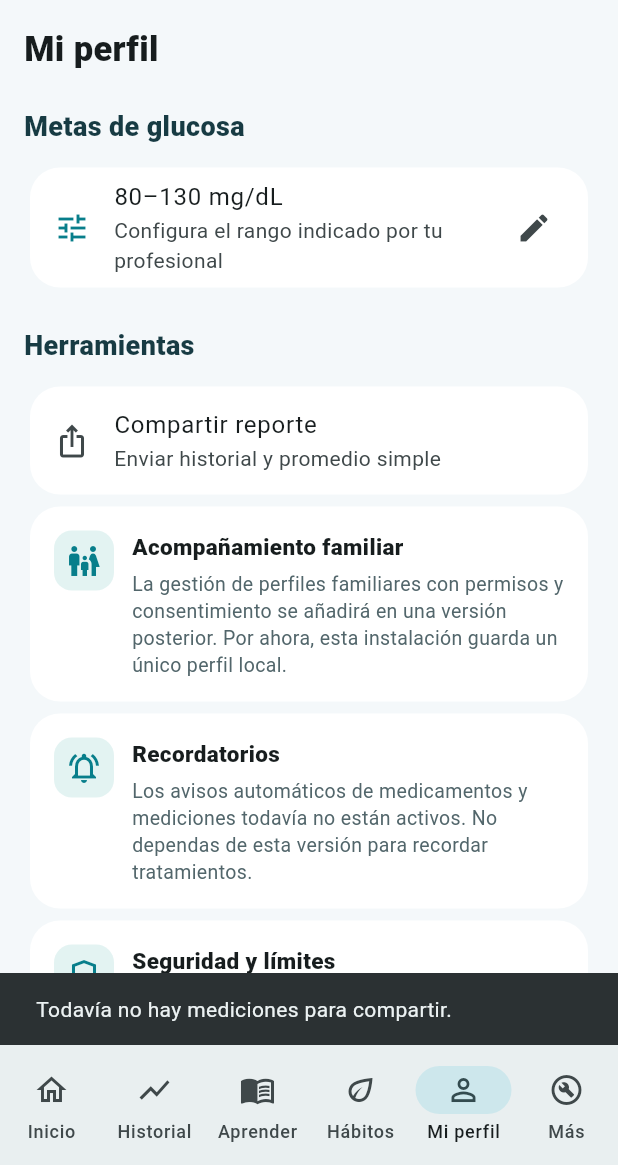
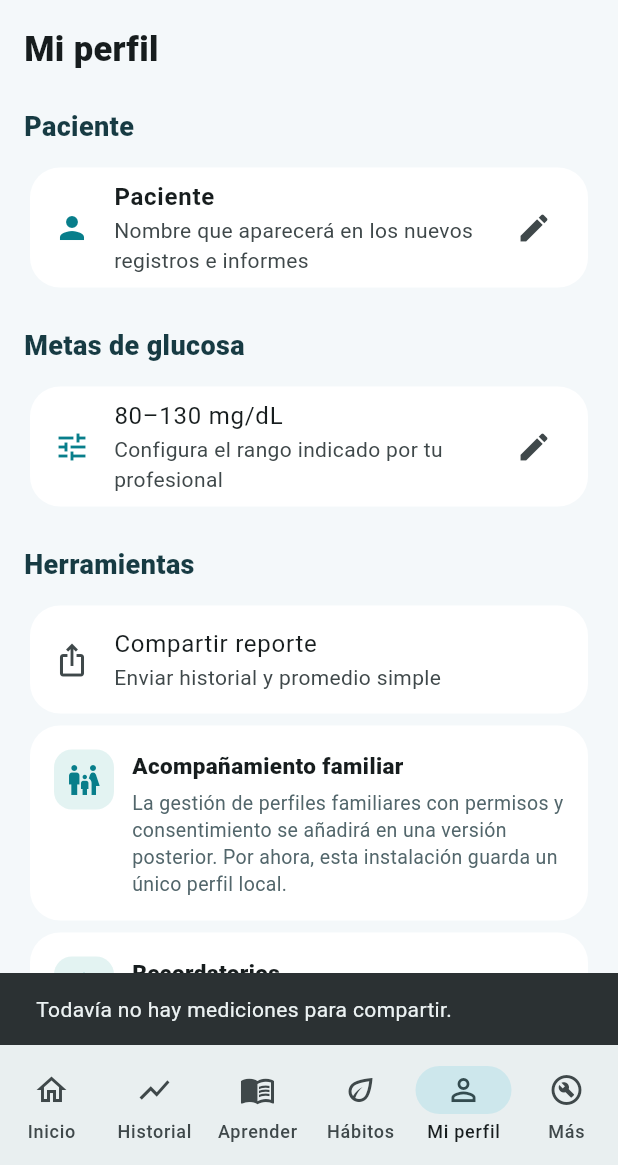
Before and after one commit to eleazarnun955-wq/tu-doctor-familiar, a Flutter app: the screen it shows after launch, item 5 of the bottom bar chosen, after a tap on "Compartir reporte", on a phone screen of 412 x 824 dp, the part 71-1236 px from its top. Run offline on Flutter 3.47's test engine with Material 3 defaults, Android fonts, the phone set to English and light mode, and no system bars; our stand-ins replace flutter_secure_storage, printing, share_plus, shared_preferences, speech_to_text; missing offline and left inert: cryptography.

Commit message:
Add patient identity and Spanish voice dictation to Doctor Familiar 3.0

```diff
--- a/lib/main.dart
+++ b/lib/main.dart
@@ -2,6 +2,7 @@ import 'dart:convert';
 import 'package:flutter/material.dart';
 import 'package:shared_preferences/shared_preferences.dart';
 import 'package:share_plus/share_plus.dart';
+import 'package:speech_to_text/speech_to_text.dart' as stt;
 import 'core/secure_vault.dart';
 import 'advanced_tools_page.dart';
 
@@ -29,9 +30,10 @@ class Reading {
   final DateTime date;
   final String context;
   final String note;
-  Reading({required this.value, required this.date, required this.context, this.note = ''});
-  Map<String, dynamic> toJson() => {'value': value, 'date': date.toIso8601String(), 'context': context, 'note': note};
-  factory Reading.fromJson(Map<String, dynamic> j) => Reading(value: (j['value'] as num).toDouble(), date: DateTime.parse(j['date']), context: j['context'] ?? 'Otro', note: j['note'] ?? '');
+  final String patientName;
+  Reading({required this.value, required this.date, required this.context, this.note = '', this.patientName = 'Paciente'});
+  Map<String, dynamic> toJson() => {'value': value, 'date': date.toIso8601String(), 'context': context, 'note': note, 'patientName': patientName};
+  factory Reading.fromJson(Map<String, dynamic> j) => Reading(value: (j['value'] as num).toDouble(), date: DateTime.parse(j['date']), context: j['context'] ?? 'Otro', note: j['note'] ?? '', patientName: j['patientName'] ?? 'Paciente');
 }
 
 class HomePage extends StatefulWidget {
@@ -45,6 +47,7 @@ class _HomePageState extends State<HomePage> {
   List<Reading> readings = [];
   double lowTarget = 80;
   double highTarget = 130;
+  String patientName = 'Paciente';
   bool loading = true;
   bool _storageError = false;
   final contexts = ['En ayunas', 'Antes de comer', '1–2 h después de comer', 'Antes de dormir', 'Otro'];
@@ -64,12 +67,17 @@ class _HomePageState extends State<HomePage> {
           .toList()..sort((a,b)=>b.date.compareTo(a.date));
       final encryptedLow = await SecureVault.read('lowTarget');
       final encryptedHigh = await SecureVault.read('highTarget');
+      final encryptedPatient = await SecureVault.read('patientName');
       lowTarget = double.tryParse(encryptedLow ?? '') ?? p.getDouble('lowTarget') ?? 80;
       highTarget = double.tryParse(encryptedHigh ?? '') ?? p.getDouble('highTarget') ?? 130;
+      patientName = (encryptedPatient ?? p.getString('patientName') ?? 'Paciente').trim();
+      if (patientName.isEmpty) patientName = 'Paciente';
       if (encryptedReadings == null && p.containsKey('readings')) {
         await SecureVault.write('readings', jsonEncode(readings.map((e)=>e.toJson()).toList()));
         await SecureVault.write('lowTarget', lowTarget.toString());
         await SecureVault.write('highTarget', highTarget.toString());
+        await SecureVault.write('patientName', patientName);
+        await p.remove('patientName');
         await p.remove('readings');
         await p.remove('lowTarget');
         await p.remove('highTarget');
@@ -93,6 +101,8 @@ class _HomePageState extends State<HomePage> {
     await SecureVault.write('readings', jsonEncode(readings.map((e)=>e.toJson()).toList()));
     await SecureVault.write('lowTarget', lowTarget.toString());
     await SecureVault.write('highTarget', highTarget.toString());
+    await SecureVault.write('patientName', patientName);
+    await p.remove('patientName');
     await p.remove('readings');
     await p.remove('lowTarget');
     await p.remove('highTarget');
@@ -102,6 +112,47 @@ class _HomePageState extends State<HomePage> {
   String _status(double v) => v < 70 ? 'Baja: revisa el plan indicado por tu profesional' : v < lowTarget ? 'Por debajo de tu meta configurada' : v > highTarget ? 'Por encima de tu meta configurada' : 'Dentro de tu meta configurada';
   Color _statusColor(double v) => v < 70 ? const Color(0xFFB3261E) : (v < lowTarget || v > highTarget) ? const Color(0xFFB66A00) : const Color(0xFF087E8B);
 
+  Future<void> _dictateInto(TextEditingController controller, StateSetter setD) async {
+    final speech = stt.SpeechToText();
+    final available = await speech.initialize(
+      onStatus: (status) { if (mounted) setD(() {}); },
+      onError: (error) { if (mounted) ScaffoldMessenger.of(context).showSnackBar(SnackBar(content: Text('No se pudo usar el micrófono: ${error.errorMsg}'))); },
+    );
+    if (!available) {
+      if (mounted) ScaffoldMessenger.of(context).showSnackBar(const SnackBar(content: Text('El reconocimiento de voz no está disponible. Puedes escribir el registro.')));
+      return;
+    }
+    await speech.listen(
+      localeId: 'es_MX',
+      listenFor: const Duration(seconds: 30),
+      pauseFor: const Duration(seconds: 3),
+      onResult: (result) {
+        if (!mounted) return;
+        setD(() {
+          controller.value = TextEditingValue(
+            text: result.recognizedWords,
+            selection: TextSelection.collapsed(offset: result.recognizedWords.length),
+          );
+        });
+      },
+    );
+  }
+
+  Future<void> _editPatientName() async {
+    final controller = TextEditingController(text: patientName == 'Paciente' ? '' : patientName);
+    final ok = await showDialog<bool>(context: context, builder: (ctx) => AlertDialog(
+      title: const Text('Nombre del paciente'),
+      content: TextField(controller: controller, autofocus: true, textCapitalization: TextCapitalization.words, decoration: const InputDecoration(labelText: 'Nombre completo', border: OutlineInputBorder())),
+      actions: [TextButton(onPressed: () => Navigator.pop(ctx, false), child: const Text('Cancelar')), FilledButton(onPressed: () => Navigator.pop(ctx, true), child: const Text('Guardar'))],
+    ));
+    if (ok == true) {
+      final name = controller.text.trim();
+      if (name.isEmpty) { if (mounted) ScaffoldMessenger.of(context).showSnackBar(const SnackBar(content: Text('Escribe el nombre del paciente.'))); return; }
+      setState(() => patientName = name);
+      await _save();
+    }
+  }
+
   Future<void> _addReading() async {
     final value = TextEditingController();
     final note = TextEditingController();
@@ -109,18 +160,18 @@ class _HomePageState extends State<HomePage> {
     final ok = await showDialog<bool>(context: context, builder: (ctx)=>StatefulBuilder(builder:(ctx,setD)=>AlertDialog(
       title: const Text('Registrar glucosa'),
       content: SingleChildScrollView(child: Column(mainAxisSize:MainAxisSize.min,children:[
-        TextField(controller:value,keyboardType:const TextInputType.numberWithOptions(decimal:true),decoration:const InputDecoration(labelText:'Resultado en mg/dL',border:OutlineInputBorder())),
+        TextField(controller:value,keyboardType:const TextInputType.numberWithOptions(decimal:true),decoration:InputDecoration(labelText:'Resultado en mg/dL',border:const OutlineInputBorder(),suffixIcon:IconButton(tooltip:'Dictar resultado',icon:const Icon(Icons.mic),onPressed:()=>_dictateInto(value,setD)))),
         const SizedBox(height:12),
         DropdownButtonFormField<String>(value:contextValue,decoration:const InputDecoration(labelText:'Momento de medición'),items:contexts.map((e)=>DropdownMenuItem(value:e,child:Text(e))).toList(),onChanged:(v)=>setD(()=>contextValue=v??contexts.first)),
         const SizedBox(height:12),
-        TextField(controller:note,maxLines:2,decoration:const InputDecoration(labelText:'Nota opcional (comida, síntomas, etc.)',border:OutlineInputBorder())),
+        TextField(controller:note,maxLines:2,decoration:InputDecoration(labelText:'Nota opcional (comida, síntomas, etc.)',border:const OutlineInputBorder(),suffixIcon:IconButton(tooltip:'Dictar nota',icon:const Icon(Icons.mic),onPressed:()=>_dictateInto(note,setD)))),
       ])),
       actions:[TextButton(onPressed:()=>Navigator.pop(ctx,false),child:const Text('Cancelar')),FilledButton(onPressed:()=>Navigator.pop(ctx,true),child:const Text('Guardar'))],
     )));
     if (ok == true) {
       final v = double.tryParse(value.text.trim().replaceAll(',','.'));
       if (v == null || v <= 0 || v > 1500) { if(mounted) ScaffoldMessenger.of(context).showSnackBar(const SnackBar(content:Text('Escribe un valor válido en mg/dL.'))); return; }
-      setState(()=>readings.insert(0,Reading(value:v,date:DateTime.now(),context:contextValue,note:note.text.trim())));
+      setState(()=>readings.insert(0,Reading(value:v,date:DateTime.now(),context:contextValue,note:note.text.trim(),patientName:patientName)));
       await _save();
     }
   }
@@ -141,7 +192,7 @@ class _HomePageState extends State<HomePage> {
     final sorted=[...readings]..sort((a,b)=>a.date.compareTo(b.date));
     final avg=sorted.map((e)=>e.value).reduce((a,b)=>a+b)/sorted.length;
     final lines=sorted.map((e)=>'${_date(e.date)} | ${e.value.toStringAsFixed(0)} mg/dL | ${e.context} | ${e.note}').join('\n');
-    await Share.share('TU DOCTOR FAMILIAR — Reporte personal\nMediciones: ${sorted.length}\nPromedio simple: ${avg.toStringAsFixed(1)} mg/dL\nMeta configurada: ${lowTarget.toStringAsFixed(0)}–${highTarget.toStringAsFixed(0)} mg/dL\n\nFecha | Resultado | Contexto | Nota\n$lines\n\nEste reporte es informativo y no sustituye una valoración médica.');
+    await Share.share('TU DOCTOR FAMILIAR — Reporte personal\nPaciente: ${patientName}\nMediciones: ${sorted.length}\nPromedio simple: ${avg.toStringAsFixed(1)} mg/dL\nMeta configurada: ${lowTarget.toStringAsFixed(0)}–${highTarget.toStringAsFixed(0)} mg/dL\n\nFecha | Resultado | Contexto | Nota\n$lines\n\nEste reporte es informativo y no sustituye una valoración médica.');
   }
 
   @override
@@ -171,6 +222,7 @@ class _HomePageState extends State<HomePage> {
     }).toList(),
     lowTarget: lowTarget,
     highTarget: highTarget,
+    patientName: patientName,
   );
 
   Widget _page(Widget child)=>SingleChildScrollView(padding:const EdgeInsets.fromLTRB(16,8,16,28),child:child);
@@ -240,6 +292,8 @@ class _HomePageState extends State<HomePage> {
   ]));
   Widget _profile()=>_page(Column(crossAxisAlignment:CrossAxisAlignment.start,children:[
     const Text('Mi perfil',style:TextStyle(fontSize:23,fontWeight:FontWeight.w800)),
+    _section('Paciente'),
+    Card(child:ListTile(leading:const Icon(Icons.person,color:Color(0xFF087E8B)),title:Text(patientName,style:const TextStyle(fontWeight:FontWeight.bold)),subtitle:const Text('Nombre que aparecerá en los nuevos registros e informes'),trailing:const Icon(Icons.edit),onTap:_editPatientName)),
     _section('Metas de glucosa'),
     Card(child:ListTile(leading:const Icon(Icons.tune,color:Color(0xFF087E8B)),title:Text('${lowTarget.toStringAsFixed(0)}–${highTarget.toStringAsFixed(0)} mg/dL'),subtitle:const Text('Configura el rango indicado por tu profesional'),trailing:const Icon(Icons.edit),onTap:_editTargets)),
     _section('Herramientas'),
```
